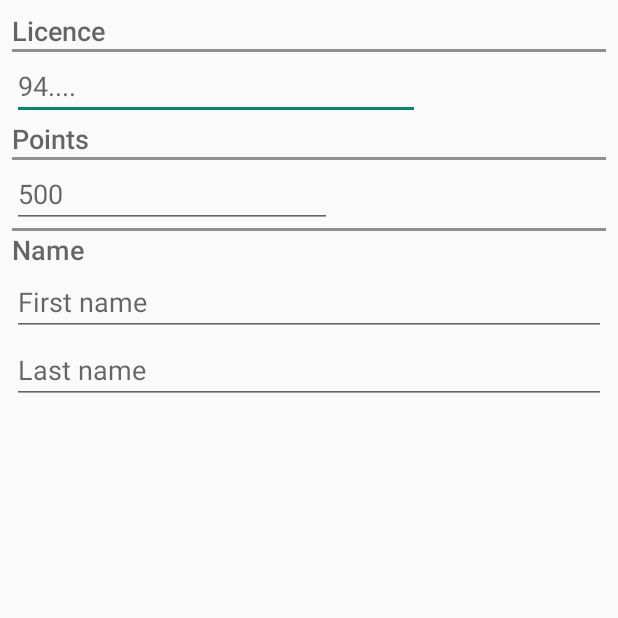
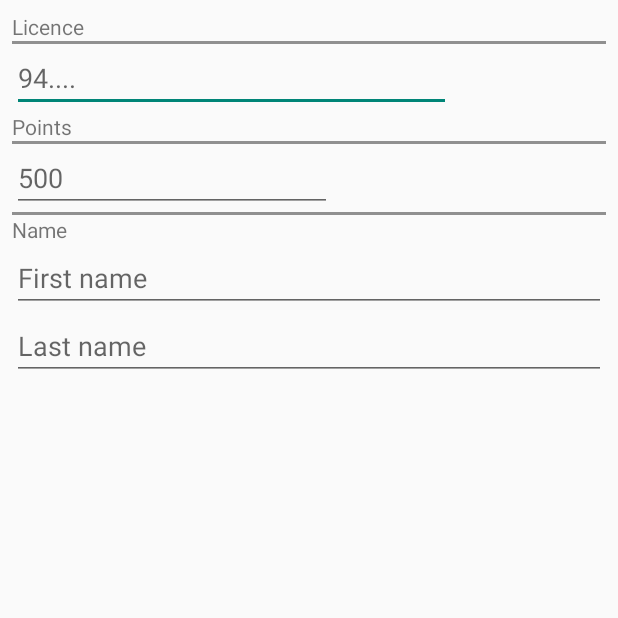
Before and after one commit to JoelJoly/tournament, an Android app: the PlayerEdit screen opened directly, with no data from a screen before it, on a phone screen of 412 x 824 dp, the top half of it. Run offline under Robolectric (Android 15) with nearby library versions, the phone set to English and light mode, and no system bars; 1 statement that could not run was skipped.

Commit message:
Formatting fix

```diff
--- a/Tournament/src/main/res/layout/player_edit.xml
+++ b/Tournament/src/main/res/layout/player_edit.xml
@@ -2,7 +2,9 @@
 
 <TableLayout
     android:layout_width="fill_parent"
-        android:layout_height="fill_parent" xmlns:android="http://schemas.android.com/apk/res/android">
+    android:layout_height="fill_parent"
+    xmlns:android="http://schemas.android.com/apk/res/android">
+
     <TableRow
         android:layout_width="fill_parent"
         android:layout_height="fill_parent">
@@ -30,19 +32,26 @@
     <LinearLayout
         android:layout_width="fill_parent"
         android:layout_height="fill_parent"
-            android:orientation="vertical" android:padding="8dp">
+        android:orientation="vertical"
+        android:padding="8dp">
 
-        <TextView style="@android:style/TextAppearance.DeviceDefault.Medium" android:layout_width="wrap_content"
-                  android:layout_height="wrap_content" android:text="@string/player_id" android:id="@+id/textView2"
-                  android:layout_gravity="left|center_vertical"/>
+        <TextView
+            android:layout_width="wrap_content"
+            android:layout_height="wrap_content"
+            android:text="@string/player_id"
+            android:id="@+id/textView2"
+            android:layout_gravity="left|center_vertical" />
+
         <View
             android:layout_width="fill_parent"
             android:layout_height="2dp"
             android:background="#FF909090" />
+
         <LinearLayout
             android:orientation="horizontal"
             android:layout_width="fill_parent"
             android:layout_height="wrap_content">
+
             <EditText
                 android:layout_width="wrap_content"
                 android:layout_height="wrap_content"
@@ -51,24 +60,31 @@
                 android:id="@+id/idEdit"
                 android:layout_column="0"
                 android:numeric="integer"
-                    android:layout_gravity="center_horizontal|bottom" android:layout_weight="1" android:hint="94...."/>
+                android:layout_gravity="center_horizontal|bottom"
+                android:layout_weight="1"
+                android:hint="94...." />
+
             <CheckBox
                 android:layout_width="wrap_content"
                 android:layout_height="wrap_content"
                 android:text="@string/allow_edit_id"
-                    android:id="@+id/allowIdEdit" android:layout_gravity="center" android:checked="false"
-                    style="@android:style/TextAppearance.DeviceDefault.Medium"/>
+                android:id="@+id/allowIdEdit"
+                android:layout_gravity="center"
+                android:checked="false" />
         </LinearLayout>
+
         <TextView
             android:layout_width="wrap_content"
             android:layout_height="wrap_content"
             android:text="@string/points"
-                android:id="@+id/textView" android:layout_gravity="left|center_vertical"
-                style="@android:style/TextAppearance.DeviceDefault.Medium"/>
+            android:id="@+id/textView"
+            android:layout_gravity="left|center_vertical" />
+
         <View
             android:layout_width="fill_parent"
             android:layout_height="2dp"
             android:background="#FF909090" />
+
         <EditText
             android:layout_width="wrap_content"
             android:layout_height="wrap_content"
@@ -78,27 +94,38 @@
             android:layout_column="0"
             android:numeric="integer"
             android:editable="true"
-                android:hint="@string/default_points" android:layout_gravity="left|center_vertical"/>
+            android:hint="@string/default_points"
+            android:layout_gravity="left|center_vertical" />
+
         <View
             android:layout_width="fill_parent"
             android:layout_height="2dp"
             android:background="#FF909090" />
-        <TextView style="@android:style/TextAppearance.DeviceDefault.Medium" android:layout_width="wrap_content"
-                  android:layout_height="wrap_content" android:text="@string/name" android:id="@+id/textView1"
-                  android:layout_gravity="left|center_vertical"/>
+
+        <TextView
+            android:layout_width="wrap_content"
+            android:layout_height="wrap_content"
+            android:text="@string/name"
+            android:id="@+id/textView1"
+            android:layout_gravity="left|center_vertical" />
+
         <EditText
             android:layout_width="fill_parent"
             android:layout_height="wrap_content"
-                android:id="@+id/firstNameEdit" android:layout_column="0"
+            android:id="@+id/firstNameEdit"
+            android:layout_column="0"
             android:editable="true"
-                android:inputType="textCapWords|textPersonName" android:hint="@string/first_name"/>
+            android:inputType="textCapWords|textPersonName"
+            android:hint="@string/first_name" />
+
         <EditText
             android:layout_width="fill_parent"
             android:layout_height="wrap_content"
             android:id="@+id/lastNameEdit"
             android:layout_column="0"
             android:editable="true"
-                android:inputType="textCapWords|textPersonName" android:hint="@string/last_name"/>
+            android:inputType="textCapWords|textPersonName"
+            android:hint="@string/last_name" />
 
     </LinearLayout>
 
```
Also changed, not shown: gradle/wrapper/gradle-wrapper.properties. Lines whose indentation alone changed are shown as unchanged.
